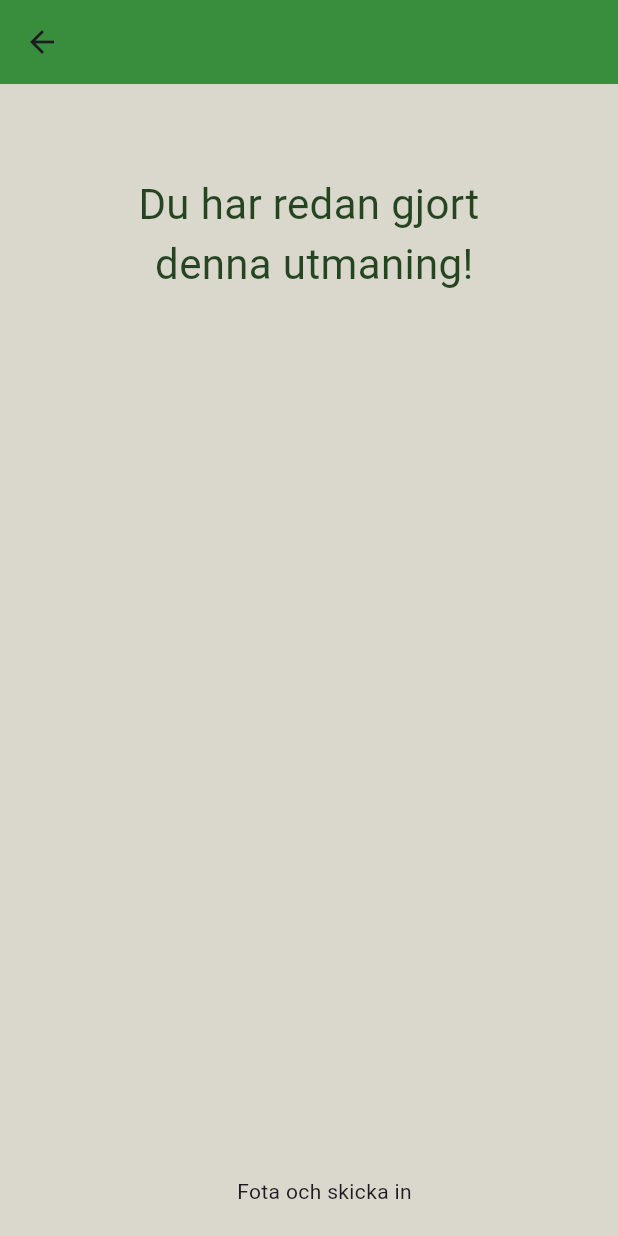
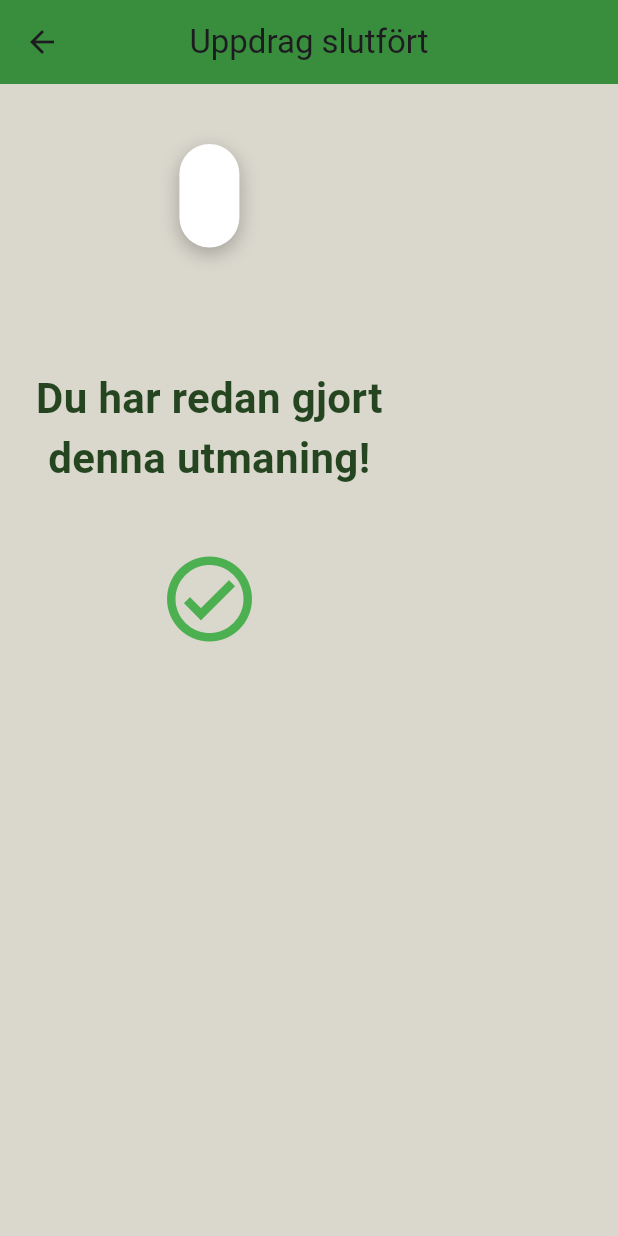
Before and after one commit to heba02/SproutQuest, a Flutter app: the MissionDoneScreen screen opened directly with empty values, on a phone screen of 412 x 824 dp. Run offline on Flutter 3.47's test engine with Material 3 defaults, Android fonts, the phone set to English and light mode, and no system bars; our stand-ins replace cloud_firestore, confetti, firebase_auth, firebase_core, firebase_storage, font_awesome_flutter and 1 more; accounts and stored records are empty.

Commit message:
fixing screens

```diff
--- a/sproutquest/lib/screens/home_screen.dart
+++ b/sproutquest/lib/screens/home_screen.dart
@@ -14,6 +14,7 @@ import 'battery_screen.dart';
 import 'trash_screen.dart';
 import 'pant_screen.dart';
 import 'mission_done_screen.dart';
+import 'package:font_awesome_flutter/font_awesome_flutter.dart';
 
 
 ButtonStyle buttonStyle() {
@@ -562,10 +563,7 @@ class _HomeScreenState extends State<HomeScreen> with RouteAware {
                                 ),
                               ),
                               child: Icon(
-                                isTrashApproved ? Icons.check : isTrashPending ? Icons.hourglass_bottom : Icons.recycling_outlined,
-                                size: 40,
-                                color: Colors.white,
-                              ),
+                                isTrashApproved ? Icons.check : isTrashPending ? Icons.hourglass_bottom : FontAwesomeIcons.trashCan, color: Colors.white, size: 40                             ),
                             ),
                           ),
                           SizedBox(width: 8),
--- a/sproutquest/lib/screens/mission_done_screen.dart
+++ b/sproutquest/lib/screens/mission_done_screen.dart
@@ -1,11 +1,30 @@
 import 'package:flutter/material.dart';
-import 'home_screen.dart';
-import 'dart:convert';
+import 'package:confetti/confetti.dart';
+import 'dart:math';
 
-class MissionDoneScreen extends StatelessWidget {
+class MissionDoneScreen extends StatefulWidget {
   final String mission;
   const MissionDoneScreen({Key? key, required this.mission}) : super(key: key);
 
+  @override
+  _MissionDoneScreenState createState() => _MissionDoneScreenState();
+}
+
+class _MissionDoneScreenState extends State<MissionDoneScreen> {
+  late ConfettiController _confettiController;
+
+  @override
+  void initState() {
+    super.initState();
+    _confettiController = ConfettiController(duration: const Duration(seconds: 2));
+    _confettiController.play();
+  }
+
+  @override
+  void dispose() {
+    _confettiController.dispose();
+    super.dispose();
+  }
 
   @override
   Widget build(BuildContext context) {
@@ -13,45 +32,79 @@ class MissionDoneScreen extends StatelessWidget {
       backgroundColor: const Color(0xFFDAD7CD),
       appBar: AppBar(
         backgroundColor: Colors.green[700],
+        title: Text('Uppdrag slutfört'),
+        centerTitle: true,
       ),
-      body: Stack(  // Wrap everything in a Stack
+      body: Stack(
         children: [
-
-          Positioned(
-            top: 60,
-            left: 0,
-            right: 0,
-            child:
-            Text('Du har redan gjort \n denna utmaning!',
-              style: const TextStyle(
-                fontSize: 28,
-                color: Color.fromARGB(221, 9, 47, 5),
-              ),
-              textAlign: TextAlign.center,
+          // Confetti animation
+          Align(
+            alignment: Alignment.topCenter,
+            child: ConfettiWidget(
+              confettiController: _confettiController,
+              blastDirection: pi / 2, // downward
+              maxBlastForce: 10,
+              minBlastForce: 4,
+              emissionFrequency: 0.05,
+              numberOfParticles: 20,
+              gravity: 0.3,
+              shouldLoop: false,
+              colors: const [Color.fromARGB(255, 98, 238, 102), Color.fromARGB(255, 246, 44, 132), Colors.yellow, Color.fromARGB(255, 88, 167, 231)],
             ),
           ),
 
+          // Content
+          Column(
+            children: [
+              const SizedBox(height: 40),
 
-          Positioned(
-            top: 150,
-            child:
-            Text(
-              mission,
-              style: const TextStyle(
-                fontSize: 18,
-                color: Colors.black87,
+              // Mission box
+              Padding(
+                padding: const EdgeInsets.symmetric(horizontal: 24.0),
+                child: Container(
+                  padding: const EdgeInsets.all(20),
+                  decoration: BoxDecoration(
+                    color: Colors.white,
+                    borderRadius: BorderRadius.circular(20),
+                    boxShadow: [
+                      BoxShadow(
+                        color: Colors.black26,
+                        blurRadius: 10,
+                        offset: Offset(0, 4),
+                      ),
+                    ],
+                  ),
+                  child: Text(
+                    widget.mission,
+                    style: const TextStyle(
+                      fontSize: 20,
+                      color: Colors.black87,
+                    ),
+                    textAlign: TextAlign.center,
+                  ),
+                ),
               ),
-              textAlign: TextAlign.center,
-            ),
 
-          ),
+              const SizedBox(height: 80),
 
+              // Completion message
+              Padding(
+                padding: const EdgeInsets.symmetric(horizontal: 24.0),
+                child: Text(
+                  'Du har redan gjort\ndenna utmaning!',
+                  style: const TextStyle(
+                    fontSize: 28,
+                    color: Color.fromARGB(221, 9, 47, 5),
+                    fontWeight: FontWeight.bold,
+                  ),
+                  textAlign: TextAlign.center,
+                ),
+              ),
 
-          Positioned(
-            bottom: 20,
-            left: MediaQuery.of(context).size.width * 0.5 - 48,
-            child:
-            Text('Fota och skicka in'),
+              const SizedBox(height: 40),
+
+              const Icon(Icons.check_circle_outline_outlined, size: 68, color: Colors.green),
+            ],
           ),
         ],
       ),
--- a/sproutquest/lib/screens/mission_pending_screen.dart
+++ b/sproutquest/lib/screens/mission_pending_screen.dart
@@ -30,8 +30,9 @@ class _MissionPendingScreenState extends State<MissionPendingScreen>
   @override
   Widget build(BuildContext context) {
     return Scaffold(
+      backgroundColor: const Color(0xFFDAD7CD),
       appBar: AppBar(
-        title: Text("Uppdrag skickat!"),
+        title: Text("Uppdrag skickat!",),
         backgroundColor: Colors.green[700],
       ),
       body: Center(
@@ -48,8 +49,8 @@ class _MissionPendingScreenState extends State<MissionPendingScreen>
             ),
             const SizedBox(height: 20),
             Text(
-              "Ditt uppdrag har skickats och väntar på godkännande!",
-              style: const TextStyle(fontSize: 18),
+              "Ditt uppdrag har skickats och \n väntar på godkännande!",
+              style: const TextStyle(fontSize: 22, color: Color.fromARGB(221, 9, 47, 5)),
               textAlign: TextAlign.center,
             ),
           ],
--- a/sproutquest/pubspec.yaml
+++ b/sproutquest/pubspec.yaml
@@ -20,6 +20,8 @@ dependencies:
   firebase_storage: ^12.4.5
   uuid: ^4.2.1
   image: ^4.1.3
+  confetti: ^0.7.0
+  font_awesome_flutter: ^10.6.0
 
 dev_dependencies:
   flutter_test:
```
